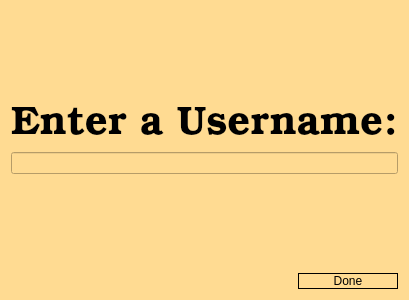
First picture: the form in username.ui, repository zxjorge/EDApp, before the edit.
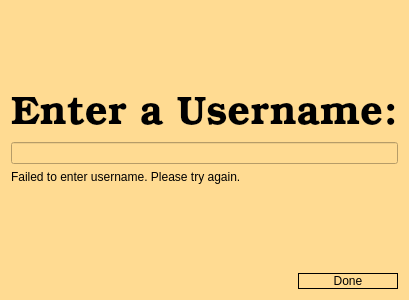
Second picture: the form after the edit.

Commit message: User is now prompted to try again if they don't enter a username

Patch:
```diff
--- a/username.ui
+++ b/username.ui
@@ -46,6 +46,16 @@
    <item>
     <widget class="QLineEdit" name="lineEdit"/>
    </item>
+   <item>
+    <widget class="QLabel" name="warningLabel">
+     <property name="enabled">
+      <bool>true</bool>
+     </property>
+     <property name="text">
+      <string>Failed to enter username. Please try again.</string>
+     </property>
+    </widget>
+   </item>
    <item>
     <spacer name="verticalSpacer">
      <property name="orientation">
```
The commit also changes 1 other file.
